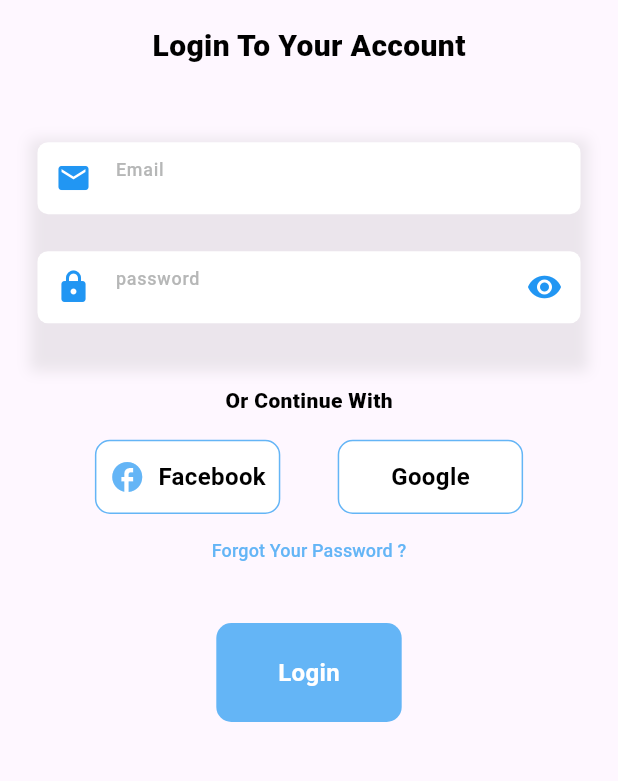
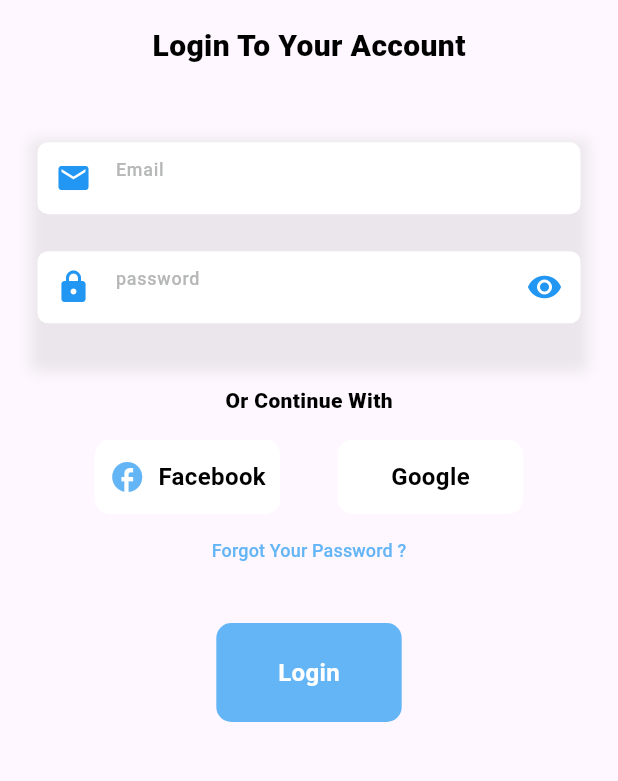
Before and after one commit to Ephrem-shimels21/food_delivery_app_, a Flutter app: the PasswordReset screen opened by its route, after a tap on "Next", on a phone screen of 412 x 824 dp, the part 371-1152 px from its top. Run offline on Flutter 3.47's test engine with Material 3 defaults, Android fonts, the phone set to English and light mode, and no system bars; our stand-ins replace go_router, google_fonts; Roboto replaces fonts that are missing (metropolis).

```diff
--- a/lib/auth/widgets/rectangle_button.dart
+++ b/lib/auth/widgets/rectangle_button.dart
@@ -37,7 +37,7 @@ class RectangleButton extends StatelessWidget {
                 decoration: BoxDecoration(
                   border: type == RectangleButtonType.filled
                       ? null
-                      : Border.all(color: UniversalColors.primary),
+                      : Border.all(color: Colors.white),
                   color: type == RectangleButtonType.filled
                       ? UniversalColors.primary
                       : Colors.white,
```
